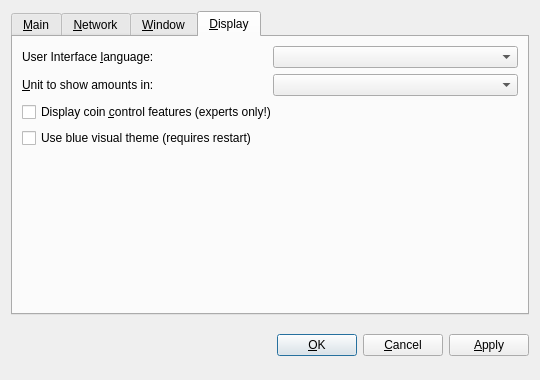
WhitecoinCore/whitecoin, file src/qt/forms/optionsdialog.ui: the form before one commit.
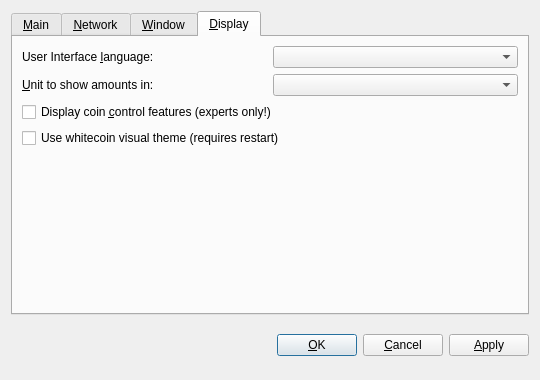
The form after the commit. Custom widgets are drawn as their Qt base class.

What changed in the file:
```diff
--- a/src/qt/forms/optionsdialog.ui
+++ b/src/qt/forms/optionsdialog.ui
@@ -362,7 +362,7 @@
        <item>
         <widget class="QCheckBox" name="useBlackTheme">
          <property name="text">
-          <string>Use blue visual theme (requires restart)</string>
+          <string>Use whitecoin visual theme (requires restart)</string>
          </property>
         </widget>
        </item>
```
